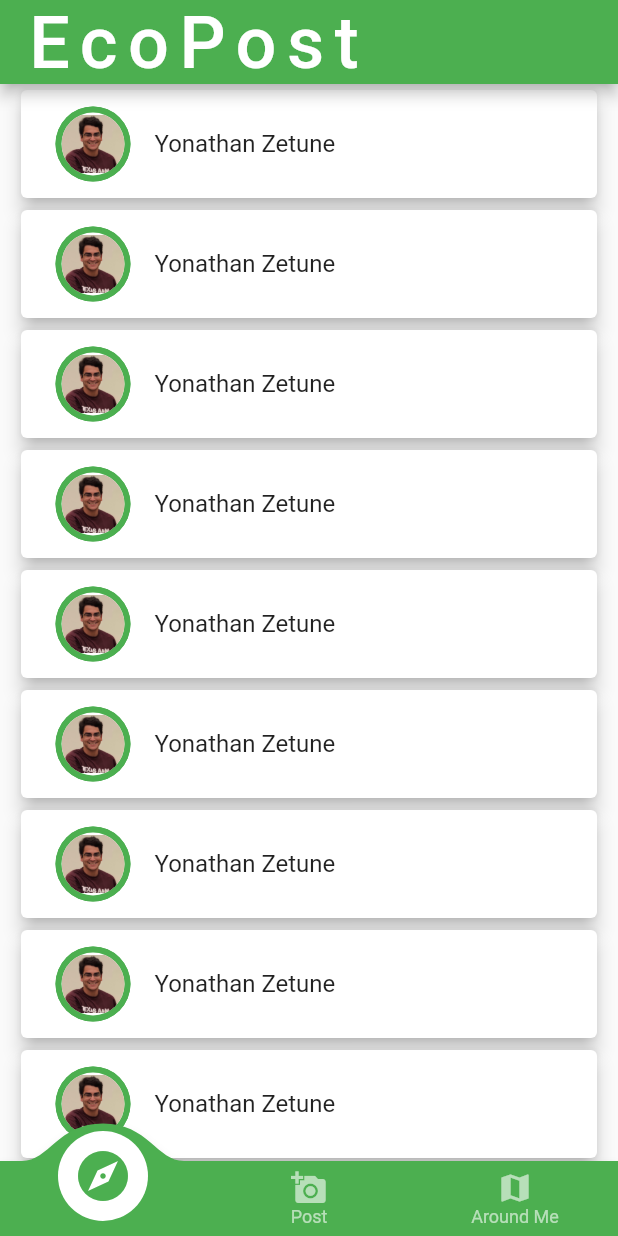
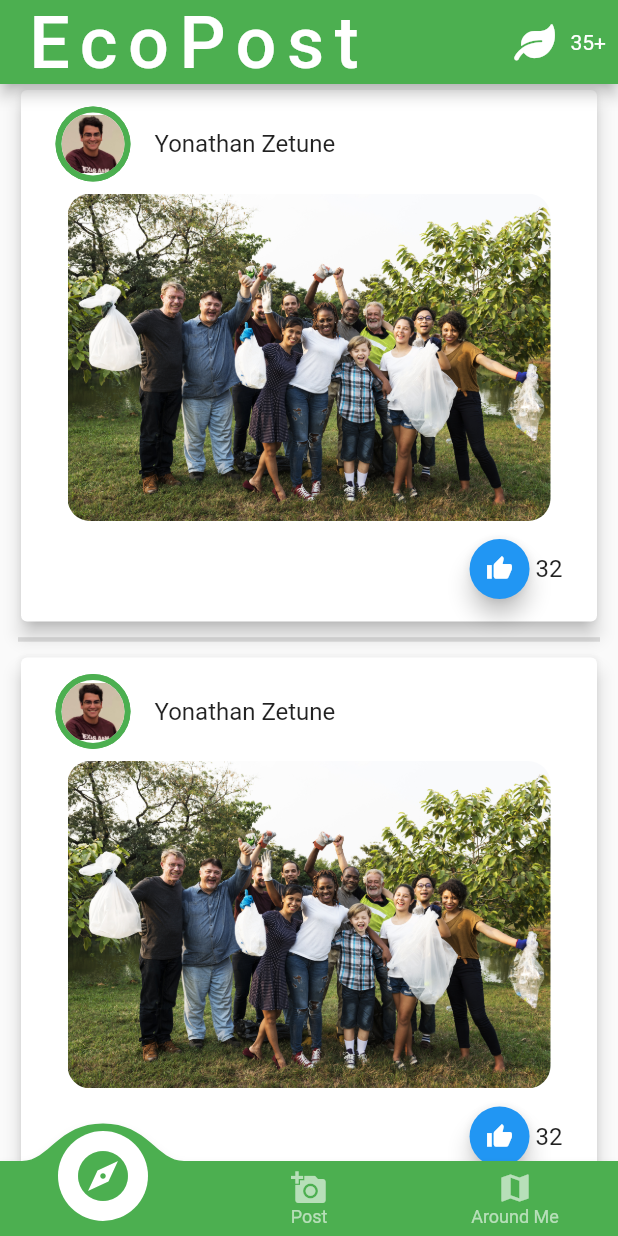
Before and after one commit to anooj-shah/EcoPost, a Flutter app: the screen it shows after launch, on a phone screen of 412 x 824 dp. Run offline on Flutter 3.47's test engine with Material 2 defaults, Android fonts, the phone set to English and light mode, and no system bars; drawn by our look-alikes of auto_size_text, circular_profile_avatar, convex_bottom_bar, flip_card; our stand-ins replace font_awesome_flutter, google_fonts.

Commit message:
home feed and ignore ios build files

```diff
--- a/mobile/EcoPost/lib/frontend/home_page.dart
+++ b/mobile/EcoPost/lib/frontend/home_page.dart
@@ -5,6 +5,7 @@ import 'package:auto_size_text/auto_size_text.dart';
 import 'package:convex_bottom_bar/convex_bottom_bar.dart';
 import 'package:flip_card/flip_card.dart';
 import 'package:flutter/material.dart';
+import 'package:font_awesome_flutter/font_awesome_flutter.dart';
 import 'package:google_fonts/google_fonts.dart';
 import 'package:provider/provider.dart';
 
@@ -33,15 +34,23 @@ class MyHome extends StatelessWidget {
                   color: Colors.white,
                   letterSpacing: 7,
                 ))),
-//            actions: <Widget>[
-//              IconButton(
-//                icon: Icon(
-//                  Icons.search,
-//                  color: Colors.white,
-//                ),
-//                onPressed: () {},
-//              )
-//            ],
+            actions: <Widget>[
+              Padding(
+                padding: const EdgeInsets.all(8.0),
+                child: Row(
+                  children: [
+                    IconButton(
+                      icon: FaIcon(FontAwesomeIcons.leaf),
+                      color: Colors.white,
+                      onPressed: () {},
+                    ),
+                    AutoSizeText(
+                      "35+"
+                    )
+                  ],
+                ),
+              )
+            ],
           ),
           bottomNavigationBar: ConvexAppBar(
             initialActiveIndex: 0,
@@ -75,8 +84,15 @@ class MyHome extends StatelessWidget {
 //                l: new SliverGridDelegateWithFixedCrossAxisCount(
 //                    crossAxisCount: 1),
               itemBuilder: (BuildContext context, int index) {
-                return new PostCard(
-
+                return Column(
+                  children: [
+                    new PostCard(),
+                    Divider(
+                      thickness: 3,
+                      indent: 12,
+                      endIndent: 12,
+                    )
+                  ],
                 );
               }),
         ),
--- a/mobile/EcoPost/lib/widgets/post_card.dart
+++ b/mobile/EcoPost/lib/widgets/post_card.dart
@@ -1,4 +1,5 @@
 import 'package:EcoPost/utilities/constants.dart';
+import 'package:EcoPost/utilities/requests.dart';
 import 'package:auto_size_text/auto_size_text.dart';
 import 'package:circular_profile_avatar/circular_profile_avatar.dart';
 import 'package:flip_card/flip_card.dart';
@@ -8,8 +9,13 @@ class PostCard extends StatelessWidget {
   @override
   Widget build(BuildContext context) {
     return FlipCard(
+      onFlip: () async {
+        print("flipped");
+//        await Requests.uploadImage();
+      },
       flipOnTouch: true,
-      direction: FlipDirection.VERTICAL, // default
+      direction: FlipDirection.VERTICAL,
+      // default
       front: Container(
 //        height: 300,
 //        width: MediaQuery.of(context).size.width,
@@ -19,7 +25,9 @@ class PostCard extends StatelessWidget {
           child: Padding(
             padding: const EdgeInsets.all(7.0),
             child: ListTile(
-              title: Row(
+              title: Column(
+                children: [
+                  Row(
                     children: [
                       CircularProfileAvatar(
                         '',
@@ -37,6 +45,31 @@ class PostCard extends StatelessWidget {
                       AutoSizeText("Yonathan Zetune")
                     ],
                   ),
+                  Padding(
+                    padding: const EdgeInsets.all(8.0),
+                    child: ClipRRect(
+                      borderRadius: BorderRadius.circular(15.0),
+                      child: Image.asset(
+                        "assets/trashtag1.jpg",
+                      ),
+                    ),
+                  ),
+                  Row(
+                    mainAxisAlignment: MainAxisAlignment.end,
+                    children: [
+                      FloatingActionButton(
+                        mini: true,
+                        onPressed: () {},
+                        child: Icon(
+                          Icons.thumb_up,
+                          size: 18,
+                        ),
+                      ),
+                      AutoSizeText("32")
+                    ],
+                  )
+                ],
+              ),
             ),
           ),
         ),
--- a/mobile/EcoPost/pubspec.yaml
+++ b/mobile/EcoPost/pubspec.yaml
@@ -33,6 +33,9 @@ dependencies:
   flutter_login: ^1.0.14
   flip_card: ^0.4.4
   circular_profile_avatar: ^1.0.6
+  dio: ^3.0.9
+  path_provider: ^1.6.7
+  font_awesome_flutter: ^8.8.1
 
 
 
```
Also changed, not shown: mobile/EcoPost/lib/utilities/requests.dart (+71 -19 lines), mobile/EcoPost/pubspec.lock, 34 other files. Lines whose indentation alone changed are shown as unchanged.
